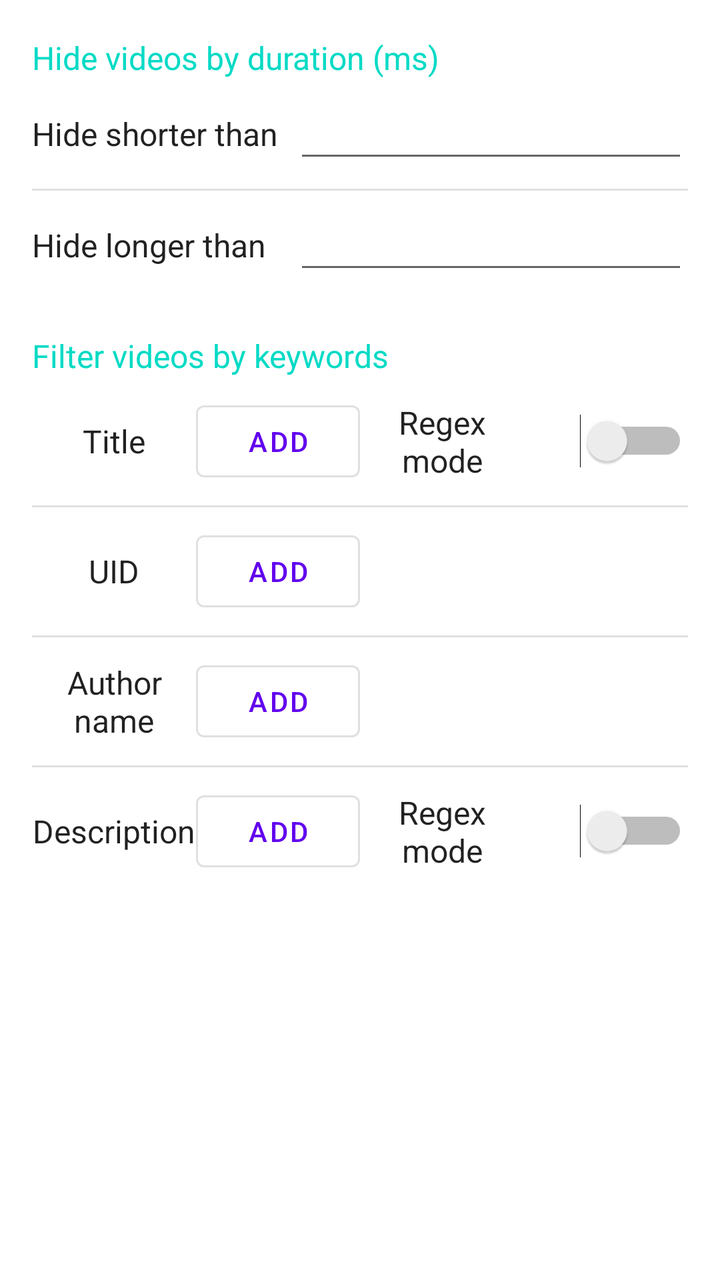
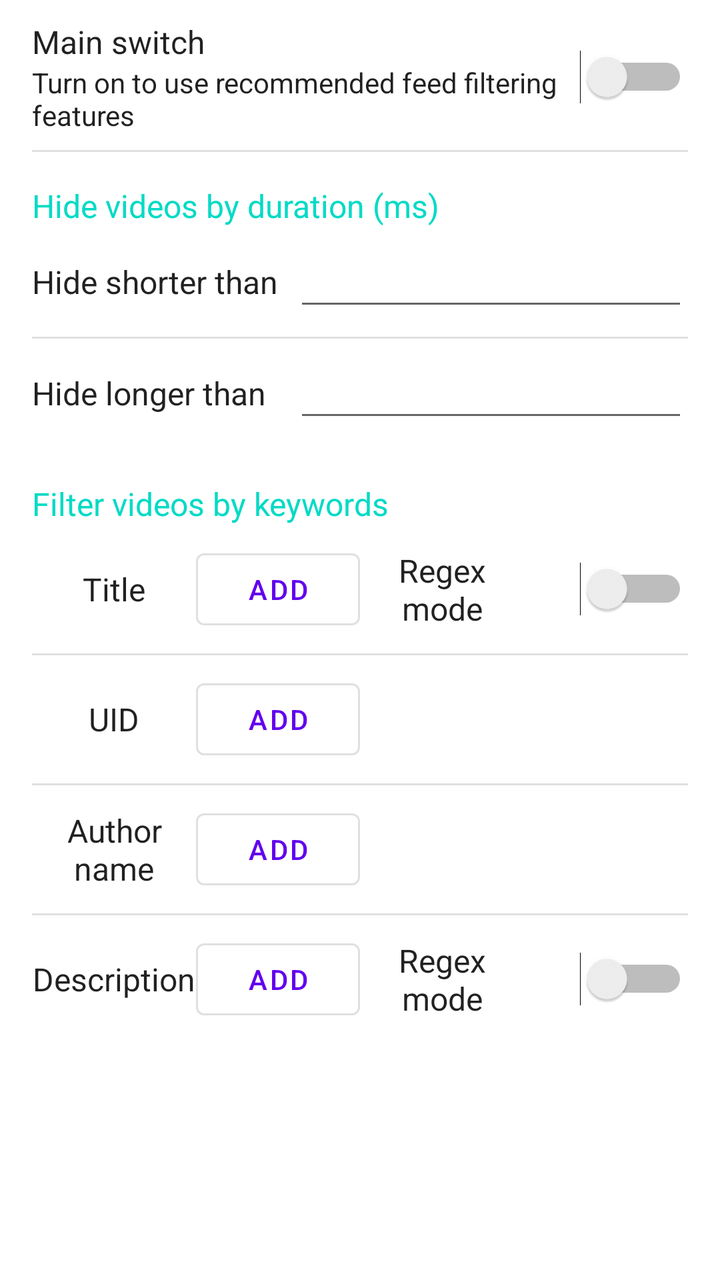

Two renders of the same Android screen: before a commit and after it. Below are the layout's source before the change and the commit's diff.
<!-- AndroidManifest.xml: application theme Theme.DouyinEnhancer -->
<!-- res/layout/recommended_feed_filter_dialog.xml -->
<?xml version="1.0" encoding="utf-8"?>
<ScrollView xmlns:android="http://schemas.android.com/apk/res/android"
    android:layout_width="match_parent"
    android:layout_height="match_parent">

    <LinearLayout
        android:layout_width="match_parent"
        android:layout_height="wrap_content"
        android:orientation="vertical"
        android:paddingStart="16dp"
        android:paddingEnd="16dp"
        android:paddingTop="10dp"
        android:paddingBottom="10dp">

        <LinearLayout
            android:id="@+id/group_block_ad"
            android:layout_width="match_parent"
            android:layout_height="wrap_content"
            android:orientation="vertical"
            android:visibility="gone">

            <LinearLayout
                android:layout_width="match_parent"
                android:layout_height="wrap_content"
                android:orientation="horizontal"
                android:background="?android:attr/selectableItemBackground"
                android:gravity="center_vertical">

                <LinearLayout
                    android:layout_width="0dp"
                    android:layout_height="wrap_content"
                    android:layout_weight="1"
                    android:orientation="vertical">

                    <TextView
                        android:layout_width="match_parent"
                        android:layout_height="wrap_content"
                        android:text="@string/recommended_feed_filter_block_ad_title"
                        android:textAppearance="?android:attr/textAppearanceListItem" />

                    <TextView
                        android:layout_width="match_parent"
                        android:layout_height="wrap_content"
                        android:text="@string/recommended_feed_filter_block_ad_summary"
                        android:textAppearance="?android:attr/textAppearanceListItemSecondary" />
                </LinearLayout>

                <Switch
                    android:id="@+id/switch_block_ad"
                    android:layout_width="wrap_content"
                    android:layout_height="wrap_content" />
            </LinearLayout>

            <View
                android:layout_width="match_parent"
                android:layout_height="1dp"
                android:layout_marginTop="8dp"
                android:layout_marginBottom="8dp"
                android:background="?android:attr/listDivider" />
        </LinearLayout>

        <LinearLayout
            android:id="@+id/group_block_ecom_aweme"
            android:layout_width="match_parent"
            android:layout_height="wrap_content"
            android:orientation="vertical"
            android:visibility="gone">

            <LinearLayout
                android:layout_width="match_parent"
                android:layout_height="wrap_content"
                android:orientation="horizontal"
                android:background="?android:attr/selectableItemBackground"
                android:gravity="center_vertical">

                <LinearLayout
                    android:layout_width="0dp"
                    android:layout_height="wrap_content"
                    android:layout_weight="1"
                    android:orientation="vertical">

                    <TextView
                        android:layout_width="match_parent"
                        android:layout_height="wrap_content"
                        android:text="@string/recommended_feed_filter_block_ecom_aweme_title"
                        android:textAppearance="?android:attr/textAppearanceListItem" />

                    <TextView
                        android:layout_width="match_parent"
                        android:layout_height="wrap_content"
                        android:text="@string/recommended_feed_filter_block_ecom_aweme_summary"
                        android:textAppearance="?android:attr/textAppearanceListItemSecondary" />
                </LinearLayout>

                <Switch
                    android:id="@+id/switch_block_ecom_aweme"
                    android:layout_width="wrap_content"
                    android:layout_height="wrap_content" />
            </LinearLayout>

            <View
                android:layout_width="match_parent"
                android:layout_height="1dp"
                android:layout_marginTop="8dp"
                android:layout_marginBottom="8dp"
                android:background="?android:attr/listDivider" />
        </LinearLayout>

        <LinearLayout
            android:id="@+id/group_block_groupon_large_card"
            android:layout_width="match_parent"
            android:layout_height="wrap_content"
            android:orientation="vertical"
            android:visibility="gone">

            <LinearLayout
                android:layout_width="match_parent"
                android:layout_height="wrap_content"
                android:orientation="horizontal"
                android:background="?android:attr/selectableItemBackground"
                android:gravity="center_vertical">

                <LinearLayout
                    android:layout_width="0dp"
                    android:layout_height="wrap_content"
                    android:layout_weight="1"
                    android:orientation="vertical">

                    <TextView
                        android:layout_width="match_parent"
                        android:layout_height="wrap_content"
                        android:text="@string/recommended_feed_filter_block_groupon_large_card_title"
                        android:textAppearance="?android:attr/textAppearanceListItem" />

                    <TextView
                        android:layout_width="match_parent"
                        android:layout_height="wrap_content"
                        android:text="@string/recommended_feed_filter_block_groupon_large_card_summary"
                        android:textAppearance="?android:attr/textAppearanceListItemSecondary" />
                </LinearLayout>

                <Switch
                    android:id="@+id/switch_block_groupon_large_card"
                    android:layout_width="wrap_content"
                    android:layout_height="wrap_content" />
            </LinearLayout>

            <View
                android:layout_width="match_parent"
                android:layout_height="1dp"
                android:layout_marginTop="8dp"
                android:layout_marginBottom="8dp" />
        </LinearLayout>

        <LinearLayout
            android:id="@+id/group_duration"
            android:layout_width="match_parent"
            android:layout_height="wrap_content"
            android:orientation="vertical">

            <TextView
                android:layout_width="match_parent"
                android:layout_height="wrap_content"
                android:text="@string/recommended_feed_filter_hide_by_duration_title"
                android:textAppearance="?android:attr/textAppearanceListItemSmall"
                android:textColor="?android:attr/colorAccent"
                android:layout_marginTop="8dp"
                android:layout_marginBottom="8dp" />

            <LinearLayout
                android:layout_width="match_parent"
                android:layout_height="wrap_content"
                android:orientation="horizontal"
                android:background="?android:attr/selectableItemBackground"
                android:gravity="center_vertical">

                <TextView
                    android:layout_width="0dp"
                    android:layout_height="wrap_content"
                    android:layout_weight="2"
                    android:text="@string/recommended_feed_filter_hide_by_short_duration"
                    android:textAppearance="?android:attr/textAppearanceListItem" />

                <EditText
                    android:id="@+id/edit_short_duration"
                    android:layout_width="0dp"
                    android:layout_height="wrap_content"
                    android:layout_weight="3"
                    android:inputType="number"
                    android:textAppearance="?android:attr/textAppearanceListItem" />
            </LinearLayout>

            <View
                android:layout_width="match_parent"
                android:layout_height="1dp"
                android:layout_marginTop="8dp"
                android:layout_marginBottom="8dp"
                android:background="?android:attr/listDivider" />

            <LinearLayout
                android:layout_width="match_parent"
                android:layout_height="wrap_content"
                android:orientation="horizontal"
                android:background="?android:attr/selectableItemBackground"
                android:gravity="center_vertical">

                <TextView
                    android:layout_width="0dp"
                    android:layout_height="wrap_content"
                    android:layout_weight="2"
                    android:text="@string/recommended_feed_filter_hide_by_long_duration"
                    android:textAppearance="?android:attr/textAppearanceListItem" />

                <EditText
                    android:id="@+id/edit_long_duration"
                    android:layout_width="0dp"
                    android:layout_height="wrap_content"
                    android:layout_weight="3"
                    android:inputType="number"
                    android:textAppearance="?android:attr/textAppearanceListItem" />
            </LinearLayout>

            <View
                android:layout_width="match_parent"
                android:layout_height="1dp"
                android:layout_marginTop="8dp"
                android:layout_marginBottom="8dp" />
        </LinearLayout>

        <LinearLayout
            android:id="@+id/group_keywords_title"
            android:layout_width="match_parent"
            android:layout_height="wrap_content"
            android:orientation="vertical">

            <TextView
                android:layout_width="match_parent"
                android:layout_height="wrap_content"
                android:text="@string/recommended_feed_filter_keywords_title"
                android:textAppearance="?android:attr/textAppearanceListItemSmall"
                android:textColor="?android:attr/colorAccent"
                android:layout_marginTop="8dp"
                android:layout_marginBottom="8dp" />

            <LinearLayout
                android:layout_width="match_parent"
                android:layout_height="wrap_content"
                android:orientation="vertical">

                <LinearLayout
                    android:layout_width="match_parent"
                    android:layout_height="wrap_content"
                    android:orientation="horizontal"
                    android:gravity="center_vertical"
                    android:background="?android:attr/selectableItemBackground">

                    <TextView
                        android:layout_width="0dp"
                        android:layout_height="wrap_content"
                        android:layout_weight="1"
                        android:gravity="center"
                        android:text="@string/recommended_feed_filter_group_title"
                        android:textAppearance="?android:attr/textAppearanceListItem" />

                    <Button
                        android:id="@+id/btn_add_title"
                        android:layout_width="0dp"
                        android:layout_height="wrap_content"
                        android:layout_weight="1"
                        android:text="@string/add"
                        style="?attr/materialButtonOutlinedStyle" />

                    <TextView
                        android:layout_width="0dp"
                        android:layout_height="wrap_content"
                        android:layout_weight="1"
                        android:gravity="center"
                        android:text="@string/regex_mode"
                        android:textAppearance="?android:attr/textAppearanceListItem" />

                    <Switch
                        android:id="@+id/switch_title_regex"
                        android:layout_width="0dp"
                        android:layout_height="wrap_content"
                        android:layout_weight="1"
                        android:gravity="center" />
                </LinearLayout>

                <LinearLayout
                    android:id="@+id/group_aweme_title"
                    android:layout_width="match_parent"
                    android:layout_height="wrap_content"
                    android:orientation="vertical" />
            </LinearLayout>

            <View
                android:layout_width="match_parent"
                android:layout_height="1dp"
                android:layout_marginTop="8dp"
                android:layout_marginBottom="8dp"
                android:background="?android:attr/listDivider" />
        </LinearLayout>

        <LinearLayout
            android:id="@+id/group_keywords_uid"
            android:layout_width="match_parent"
            android:layout_height="wrap_content"
            android:orientation="vertical">

            <LinearLayout
                android:layout_width="match_parent"
                android:layout_height="wrap_content"
                android:background="?android:attr/selectableItemBackground"
                android:gravity="center_vertical"
                android:orientation="horizontal">

                <TextView
                    android:layout_width="0dp"
                    android:layout_height="wrap_content"
                    android:layout_weight="1"
                    android:gravity="center"
                    android:text="@string/recommended_feed_filter_group_uid"
                    android:textAppearance="?android:attr/textAppearanceListItem" />

                <Button
                    android:id="@+id/btn_add_uid"
                    android:layout_width="0dp"
                    android:layout_height="wrap_content"
                    android:layout_weight="1"
                    android:text="@string/add"
                    style="?attr/materialButtonOutlinedStyle" />

                <View
                    android:layout_width="0dp"
                    android:layout_height="0dp"
                    android:layout_weight="2" />
            </LinearLayout>

            <LinearLayout
                android:id="@+id/group_author_uid"
                android:layout_width="match_parent"
                android:layout_height="wrap_content"
                android:orientation="vertical" />

            <View
                android:layout_width="match_parent"
                android:layout_height="1dp"
                android:layout_marginTop="8dp"
                android:layout_marginBottom="8dp"
                android:background="?android:attr/listDivider" />
        </LinearLayout>

        <LinearLayout
            android:id="@+id/group_keywords_nickname"
            android:layout_width="match_parent"
            android:layout_height="wrap_content"
            android:orientation="vertical">

            <LinearLayout
                android:layout_width="match_parent"
                android:layout_height="wrap_content"
                android:orientation="horizontal"
                android:gravity="center_vertical"
                android:background="?android:attr/selectableItemBackground">

                <TextView
                    android:layout_width="0dp"
                    android:layout_height="wrap_content"
                    android:layout_weight="1"
                    android:gravity="center"
                    android:text="@string/recommended_feed_filter_group_author_nickname"
                    android:textAppearance="?android:attr/textAppearanceListItem" />

                <Button
                    android:id="@+id/btn_add_author_nickname"
                    android:layout_width="0dp"
                    android:layout_height="wrap_content"
                    android:layout_weight="1"
                    android:text="@string/add"
                    style="?attr/materialButtonOutlinedStyle" />

                <View
                    android:layout_width="0dp"
                    android:layout_height="0dp"
                    android:layout_weight="2" />
            </LinearLayout>

            <LinearLayout
                android:id="@+id/group_author_nickname"
                android:layout_width="match_parent"
                android:layout_height="wrap_content"
                android:orientation="vertical" />

            <View
                android:layout_width="match_parent"
                android:layout_height="1dp"
                android:layout_marginTop="8dp"
                android:layout_marginBottom="8dp"
                android:background="?android:attr/listDivider" />
        </LinearLayout>

        <LinearLayout
            android:id="@+id/group_keywords_desc"
            android:layout_width="match_parent"
            android:layout_height="wrap_content"
            android:orientation="vertical">

            <LinearLayout
                android:layout_width="match_parent"
                android:layout_height="wrap_content"
                android:orientation="horizontal"
                android:gravity="center_vertical"
                android:background="?android:attr/selectableItemBackground">

                <TextView
                    android:layout_width="0dp"
                    android:layout_height="wrap_content"
                    android:layout_weight="1"
                    android:gravity="center"
                    android:text="@string/recommended_feed_filter_group_desc"
                    android:textAppearance="?android:attr/textAppearanceListItem" />

                <Button
                    android:id="@+id/btn_add_desc"
                    android:layout_width="0dp"
                    android:layout_height="wrap_content"
                    android:layout_weight="1"
                    android:text="@string/add"
                    style="?attr/materialButtonOutlinedStyle" />

                <TextView
                    android:layout_width="0dp"
                    android:layout_height="wrap_content"
                    android:layout_weight="1"
                    android:gravity="center"
                    android:text="@string/regex_mode"
                    android:textAppearance="?android:attr/textAppearanceListItem" />

                <Switch
                    android:id="@+id/switch_desc_regex"
                    android:layout_width="0dp"
                    android:layout_height="wrap_content"
                    android:layout_weight="1"
                    android:gravity="center" />
            </LinearLayout>

            <LinearLayout
                android:id="@+id/group_aweme_desc"
                android:layout_width="match_parent"
                android:layout_height="wrap_content"
                android:orientation="vertical" />
        </LinearLayout>
    </LinearLayout>
</ScrollView>
<!-- resources referenced by this layout -->
<resources>
  <string name="add">Add</string>
  <string name="recommended_feed_filter_block_ad_summary">Attempt to block ads in the feed</string>
  <string name="recommended_feed_filter_block_ad_title">✦ Block ads</string>
  <string name="recommended_feed_filter_block_ecom_aweme_summary">Attempt to block e-commerce promotions in the feed (may affect normal content)</string>
  <string name="recommended_feed_filter_block_ecom_aweme_title">✦ Block e-commerce promotions</string>
  <string name="recommended_feed_filter_block_groupon_large_card_summary">Attempt to block large group-buying event cards in the feed</string>
  <string name="recommended_feed_filter_block_groupon_large_card_title">✦ Block group-buying cards</string>
  <string name="recommended_feed_filter_group_author_nickname">Author name</string>
  <string name="recommended_feed_filter_group_desc">Description</string>
  <string name="recommended_feed_filter_group_title">Title</string>
  <string name="recommended_feed_filter_group_uid">UID</string>
  <string name="recommended_feed_filter_hide_by_duration_title">Hide videos by duration (ms)</string>
  <string name="recommended_feed_filter_hide_by_long_duration">Hide longer than</string>
  <string name="recommended_feed_filter_hide_by_short_duration">Hide shorter than</string>
  <string name="recommended_feed_filter_keywords_title">Filter videos by keywords</string>
  <string name="regex_mode">Regex mode</string>
  <style name="Theme.DouyinEnhancer" parent="Theme.MaterialComponents.DayNight.DarkActionBar">
          
          <item name="colorPrimary">@color/purple_500</item>
          <item name="colorPrimaryVariant">@color/purple_700</item>
          <item name="colorOnPrimary">@color/white</item>
          
          <item name="colorSecondary">@color/teal_200</item>
          <item name="colorSecondaryVariant">@color/teal_700</item>
          <item name="colorOnSecondary">@color/black</item>
          
          <item name="android:statusBarColor">?attr/colorPrimaryVariant</item>
          
      </style>
  <color name="purple_500">#FF6200EE</color>
  <color name="purple_700">#FF3700B3</color>
  <color name="white">#FFFFFFFF</color>
  <color name="teal_200">#FF03DAC5</color>
  <color name="teal_700">#FF018786</color>
  <color name="black">#FF000000</color>
</resources>

<!-- the commit's change to res/layout/recommended_feed_filter_dialog.xml (unified diff, before → after) -->
@@ -13,6 +13,52 @@
         android:paddingBottom="10dp">
 
         <LinearLayout
+            android:id="@+id/group_main_switch"
+            android:layout_width="match_parent"
+            android:layout_height="wrap_content"
+            android:orientation="vertical">
+
+            <LinearLayout
+                android:layout_width="match_parent"
+                android:layout_height="wrap_content"
+                android:orientation="horizontal"
+                android:background="?android:attr/selectableItemBackground"
+                android:gravity="center_vertical">
+
+                <LinearLayout
+                    android:layout_width="0dp"
+                    android:layout_height="wrap_content"
+                    android:layout_weight="1"
+                    android:orientation="vertical">
+
+                    <TextView
+                        android:layout_width="match_parent"
+                        android:layout_height="wrap_content"
+                        android:text="@string/recommended_feed_filter_main_switch_title"
+                        android:textAppearance="?android:attr/textAppearanceListItem" />
+
+                    <TextView
+                        android:layout_width="match_parent"
+                        android:layout_height="wrap_content"
+                        android:text="@string/recommended_feed_filter_main_switch_summary"
+                        android:textAppearance="?android:attr/textAppearanceListItemSecondary" />
+                </LinearLayout>
+
+                <Switch
+                    android:id="@+id/switch_main_switch"
+                    android:layout_width="wrap_content"
+                    android:layout_height="wrap_content" />
+            </LinearLayout>
+
+            <View
+                android:layout_width="match_parent"
+                android:layout_height="1dp"
+                android:layout_marginTop="8dp"
+                android:layout_marginBottom="8dp"
+                android:background="?android:attr/listDivider" />
+        </LinearLayout>
+
+        <LinearLayout
             android:id="@+id/group_block_ad"
             android:layout_width="match_parent"
             android:layout_height="wrap_content"
<!-- resource entries referenced after the edit -->
@@ -15,6 +15,8 @@
   <string name="recommended_feed_filter_hide_by_long_duration">Hide longer than</string>
   <string name="recommended_feed_filter_hide_by_short_duration">Hide shorter than</string>
   <string name="recommended_feed_filter_keywords_title">Filter videos by keywords</string>
+  <string name="recommended_feed_filter_main_switch_summary">Turn on to use recommended feed filtering features</string>
+  <string name="recommended_feed_filter_main_switch_title">Main switch</string>
   <string name="regex_mode">Regex mode</string>
   <style name="Theme.DouyinEnhancer" parent="Theme.MaterialComponents.DayNight.DarkActionBar">
           
